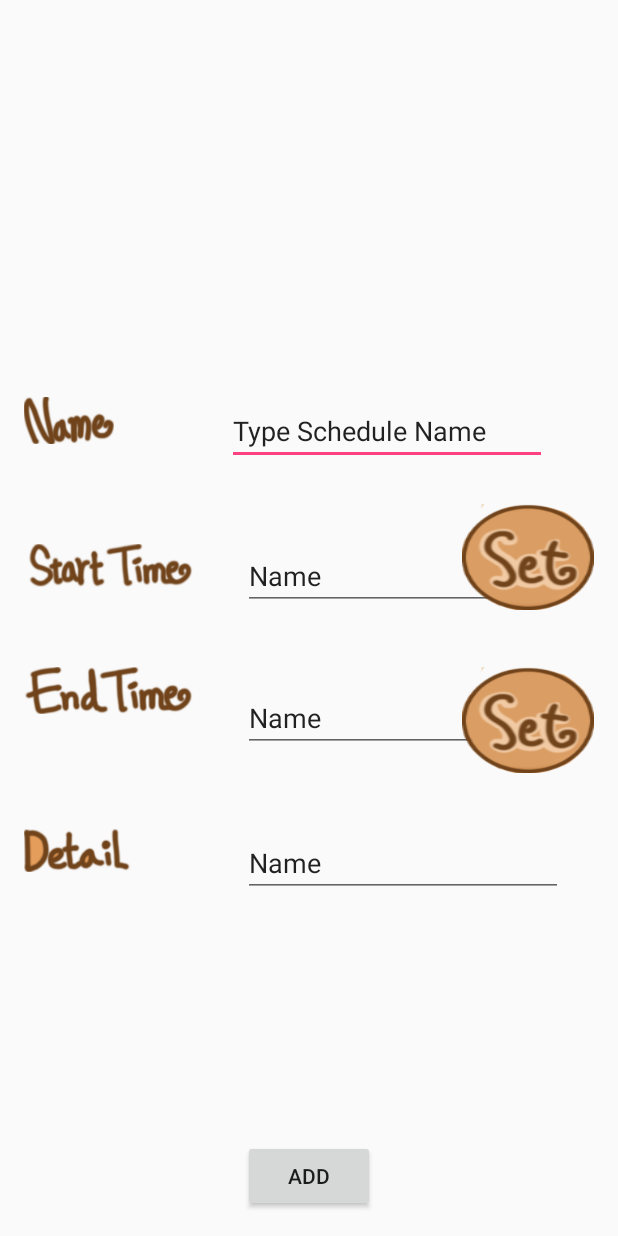
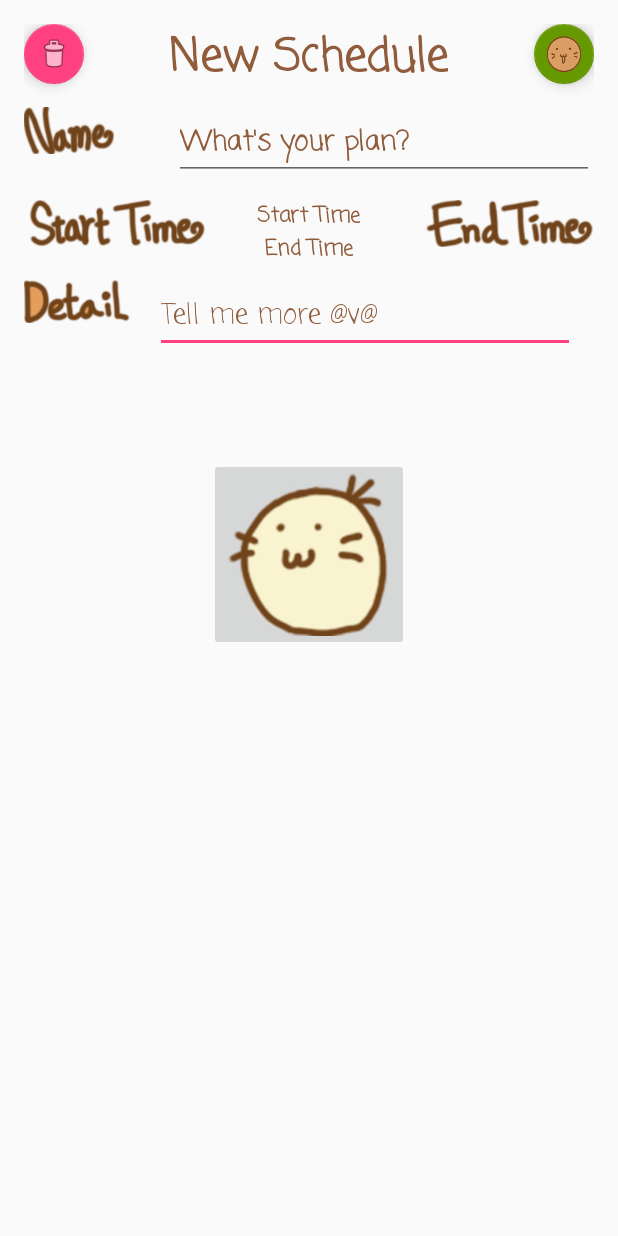
Before and after one commit to duckat/Sketchu, an Android app: the AddEventActivity screen opened directly, with no data from a screen before it, on a phone screen of 412 x 824 dp. Run offline under Robolectric (Android 15) with nearby library versions, the phone set to English and light mode, and no system bars.

Commit message:
add_event UI enhancement, fumbled with bgm stopping upon home button touch

```diff
--- a/app/src/main/java/com/honeybin/sketchu/AddEventActivity.java
+++ b/app/src/main/java/com/honeybin/sketchu/AddEventActivity.java
@@ -3,11 +3,13 @@ package com.honeybin.sketchu;
 import android.app.TimePickerDialog;
 import android.content.Intent;
 import android.content.SharedPreferences;
+import android.support.design.widget.FloatingActionButton;
 import android.support.v7.app.AppCompatActivity;
 import android.os.Bundle;
 import android.view.View;
 import android.widget.Button;
 import android.widget.EditText;
+import android.widget.TextView;
 import android.widget.TimePicker;
 
 import java.util.Calendar;
@@ -16,12 +18,14 @@ import java.util.Calendar;
 //what is it
 public class AddEventActivity extends AppCompatActivity implements View.OnClickListener{
 
-    private Button btnStartTimePicker, btnEndTimePicker, addButton;
+    private Button btnStartTimePicker, btnEndTimePicker;
+    private FloatingActionButton addButton;
     private int startHour, startMinute;
     private int endHour, endMinute;
     private int mHour, mMinute;
     private EventsDBHelper dbHelper;
-    private EditText txtStart, txtEnd, txtName, txtDetail;
+    private TextView txtStart, txtEnd;
+    private EditText txtName, txtDetail;
     @Override
     protected void onCreate(Bundle savedInstanceState) {
         super.onCreate(savedInstanceState);
@@ -30,13 +34,13 @@ public class AddEventActivity extends AppCompatActivity implements View.OnClickL
 
         btnStartTimePicker = (Button) findViewById(R.id.setStartTimeButton);
         btnEndTimePicker = (Button) findViewById(R.id.setEndTimeButton);
-        addButton = (Button) findViewById(R.id.addDecideButton);
+        addButton = (FloatingActionButton) findViewById(R.id.addConfirm);
 
 
         txtName = (EditText)findViewById(R.id.nameTxt);
         txtDetail = (EditText) findViewById(R.id.detailTxt);
-        txtStart=(EditText)findViewById(R.id.startTimeText);
-        txtEnd=(EditText)findViewById(R.id.endTimeText);
+        txtStart=(TextView)findViewById(R.id.startTimeText);
+        txtEnd=(TextView)findViewById(R.id.endTimeText);
 
         btnStartTimePicker.setOnClickListener(this);
         btnEndTimePicker.setOnClickListener(this);
@@ -97,4 +101,16 @@ public class AddEventActivity extends AppCompatActivity implements View.OnClickL
             startActivity(i);
         }
     }
+
+    @Override
+    public void onResume(){
+        super.onResume();
+        MainActivity.resumeBGM();
+    }
+
+    @Override
+    public void onStop() {
+        super.onStop();
+        MainActivity.stopBGM();
+    }
 }
--- a/app/src/main/res/layout/activity_event.xml
+++ b/app/src/main/res/layout/activity_event.xml
@@ -11,98 +11,51 @@
     android:paddingTop="@dimen/activity_vertical_margin"
     tools:context="com.honeybin.sketchu.AddEventActivity">
 
-    <Button
-        android:text="ADD"
+    <ImageView
         android:layout_width="wrap_content"
         android:layout_height="wrap_content"
-        android:id="@+id/addDecideButton"
-        android:layout_alignParentBottom="true"
-        android:layout_centerHorizontal="true" />
-
-    <Button
-        android:layout_width="wrap_content"
-        android:layout_height="wrap_content"
-        android:layout_alignBottom="@+id/startTimeText"
-        android:layout_alignParentRight="true"
-        android:layout_alignParentEnd="true"
-        android:id="@+id/setStartTimeButton"
-        android:background="@drawable/setbutton" />
-
-    <Button
-        android:layout_width="wrap_content"
-        android:layout_height="wrap_content"
-        android:id="@+id/setEndTimeButton"
-        android:layout_alignBaseline="@+id/endTimeText"
-        android:layout_alignBottom="@+id/endTimeText"
-        android:layout_alignParentRight="true"
-        android:layout_alignParentEnd="true"
-        android:background="@drawable/setbutton" />
+        app:srcCompat="@drawable/nametitle"
+        android:id="@+id/imageView"
+        android:layout_alignParentTop="true"
+        android:layout_alignParentLeft="true"
+        android:layout_alignParentStart="true"
+        android:layout_marginTop="55dp" />
 
     <ImageView
         android:layout_width="wrap_content"
         android:layout_height="wrap_content"
-        app:srcCompat="@drawable/nametitle"
-        android:id="@+id/imageView2"
-        android:layout_alignTop="@+id/nameTxt"
+        app:srcCompat="@drawable/detailtitle"
+        android:id="@+id/imageView5"
+        android:layout_below="@+id/imageView3"
         android:layout_alignParentLeft="true"
-        android:layout_alignParentStart="true" />
+        android:layout_alignParentStart="true"
+        android:layout_marginTop="22dp" />
 
     <EditText
         android:layout_width="wrap_content"
         android:layout_height="wrap_content"
         android:inputType="textPersonName"
         android:ems="10"
-        android:id="@+id/nameTxt"
-        android:layout_marginRight="31dp"
-        android:layout_marginEnd="31dp"
-        android:text="Type Schedule Name"
-        android:layout_above="@+id/setStartTimeButton"
-        android:layout_alignParentRight="true"
-        android:layout_alignParentEnd="true"
-        android:layout_marginBottom="26dp" />
-
-    <EditText
-        android:layout_width="wrap_content"
-        android:layout_height="wrap_content"
-        android:inputType="textPersonName"
-        android:text="Name"
-        android:ems="10"
         android:id="@+id/detailTxt"
-        android:layout_marginBottom="162dp"
-        android:layout_above="@+id/addDecideButton"
-        android:layout_alignLeft="@+id/endTimeText"
-        android:layout_alignStart="@+id/endTimeText" />
-
-    <EditText
-        android:layout_width="wrap_content"
-        android:layout_height="wrap_content"
-        android:inputType="textPersonName"
-        android:text="Name"
-        android:ems="10"
-        android:id="@+id/endTimeText"
-        android:layout_marginBottom="51dp"
-        android:layout_above="@+id/detailTxt"
-        android:layout_alignLeft="@+id/addDecideButton"
-        android:layout_alignStart="@+id/addDecideButton"
-        style="@style/Widget.AppCompat.AutoCompleteTextView" />
+        android:layout_marginLeft="16dp"
+        android:layout_marginStart="16dp"
+        android:layout_alignTop="@+id/imageView5"
+        android:layout_toRightOf="@+id/imageView5"
+        android:layout_toEndOf="@+id/imageView5"
+        android:textColor="@color/colorPrimaryDark"
+        android:textAllCaps="false"
+        android:fontFamily="casual"
+        android:hint="Tell me more @v@"
+        android:textColorHint="@color/colorPrimaryDark"
+        />
 
     <ImageView
         android:layout_width="wrap_content"
         android:layout_height="wrap_content"
         app:srcCompat="@drawable/starttimetitle"
         android:id="@+id/imageView3"
-        android:layout_alignParentLeft="true"
-        android:layout_alignParentStart="true"
-        android:layout_alignTop="@+id/startTimeText"
-        android:layout_alignRight="@+id/imageView4"
-        android:layout_alignEnd="@+id/imageView4" />
-
-    <ImageView
-        android:layout_width="wrap_content"
-        android:layout_height="wrap_content"
-        app:srcCompat="@drawable/detailtitle"
-        android:id="@+id/imageView5"
-        android:layout_alignTop="@+id/detailTxt"
+        android:layout_marginTop="13dp"
+        android:layout_below="@+id/nameTxt"
         android:layout_alignParentLeft="true"
         android:layout_alignParentStart="true" />
 
@@ -111,20 +64,118 @@
         android:layout_height="wrap_content"
         app:srcCompat="@drawable/endtimetitle"
         android:id="@+id/imageView4"
-        android:layout_alignTop="@+id/setEndTimeButton"
+        android:layout_alignTop="@+id/imageView3"
+        android:layout_alignParentRight="true"
+        android:layout_alignParentEnd="true" />
+
+    <Button
+        android:layout_width="wrap_content"
+        android:layout_height="wrap_content"
+        android:id="@+id/setStartTimeButton"
+        android:background="@null"
+        android:visibility="visible"
+        android:layout_alignTop="@+id/imageView3"
         android:layout_alignParentLeft="true"
-        android:layout_alignParentStart="true" />
+        android:layout_alignParentStart="true"
+        android:layout_toStartOf="@+id/endTimeText"
+        android:layout_toLeftOf="@+id/endTimeText" />
+
+    <Button
+        android:layout_width="wrap_content"
+        android:layout_height="wrap_content"
+        android:id="@+id/setEndTimeButton"
+        android:background="@null"
+        android:layout_alignTop="@+id/imageView4"
+        android:layout_alignParentRight="true"
+        android:layout_alignParentEnd="true"
+        android:layout_toRightOf="@+id/startTimeText"
+        android:layout_toEndOf="@+id/startTimeText" />
+
+    <TextView
+        android:text="Start Time"
+        android:layout_width="wrap_content"
+        android:layout_height="wrap_content"
+        android:id="@+id/startTimeText"
+        android:textColor="@color/colorPrimaryDark"
+        android:fontFamily="casual"
+        android:textStyle="normal|bold"
+        android:textAlignment="viewEnd"
+        android:layout_gravity="end"
+        android:layout_alignTop="@+id/setStartTimeButton"
+        android:layout_centerHorizontal="true" />
+
+    <TextView
+        android:text="End Time"
+        android:layout_width="wrap_content"
+        android:layout_height="wrap_content"
+        android:id="@+id/endTimeText"
+        android:textColor="@color/colorPrimaryDark"
+        android:fontFamily="casual"
+        android:textStyle="normal|bold"
+        android:textAlignment="viewStart"
+        android:layout_gravity="start"
+        android:layout_below="@+id/startTimeText"
+        android:layout_centerHorizontal="true" />
+
+    <TextView
+        android:text="New Schedule"
+        android:layout_width="wrap_content"
+        android:layout_height="wrap_content"
+        android:id="@+id/textView3"
+        android:textAlignment="center"
+        android:fontFamily="casual"
+        android:textColor="@color/colorPrimaryDark"
+        android:textSize="30sp"
+        android:textStyle="normal|bold"
+        android:layout_alignParentTop="true"
+        android:layout_centerHorizontal="true" />
+
+    <android.support.design.widget.FloatingActionButton
+        android:layout_width="wrap_content"
+        android:layout_height="wrap_content"
+        android:clickable="true"
+        app:fabSize="mini"
+        app:srcCompat="@drawable/eventlistbuttonpressed"
+        android:layout_alignParentTop="true"
+        android:layout_alignParentRight="true"
+        android:layout_alignParentEnd="true"
+        android:id="@+id/addConfirm"
+        app:backgroundTint="@android:color/holo_green_dark" />
+
+    <android.support.design.widget.FloatingActionButton
+        android:layout_width="wrap_content"
+        android:layout_height="wrap_content"
+        android:clickable="true"
+        app:fabSize="mini"
+        app:srcCompat="@android:drawable/ic_menu_delete"
+        android:layout_alignParentTop="true"
+        android:layout_alignParentLeft="true"
+        android:layout_alignParentStart="true"
+        android:id="@+id/addCancel" />
 
     <EditText
         android:layout_width="wrap_content"
         android:layout_height="wrap_content"
         android:inputType="textPersonName"
-        android:text="Name"
         android:ems="10"
-        android:id="@+id/startTimeText"
-        android:layout_marginBottom="38dp"
-        android:layout_above="@+id/setEndTimeButton"
-        android:layout_alignLeft="@+id/endTimeText"
-        android:layout_alignStart="@+id/endTimeText" />
+        android:id="@+id/nameTxt"
+        android:fontFamily="casual"
+        android:textColor="@color/colorPrimaryDark"
+        android:hint="What's your plan?"
+        android:textStyle="normal|bold"
+        android:textColorHint="@color/colorPrimaryDark"
+        android:layout_alignTop="@+id/imageView"
+        android:layout_alignParentRight="true"
+        android:layout_alignParentEnd="true"
+        android:textColorLink="@android:color/holo_green_light" />
+
+    <ImageButton
+        android:layout_width="wrap_content"
+        android:layout_height="wrap_content"
+        app:srcCompat="@drawable/animation_sketchu"
+        android:id="@+id/imageButton"
+        android:layout_marginTop="70dp"
+        android:layout_below="@+id/detailTxt"
+        android:layout_centerHorizontal="true" />
 
 </RelativeLayout>
```
Also changed, not shown: app/src/main/java/com/honeybin/sketchu/EventDetailActivity.java (+11 -0 lines), app/src/main/java/com/honeybin/sketchu/EventListActivity.java (+17 -0 lines), app/src/main/java/com/honeybin/sketchu/MainActivity.java (+33 -7 lines), app/src/main/java/com/honeybin/sketchu/Sketchu.java (+32 -18 lines), app/src/main/res/layout/content_main.xml (+29 -3 lines).
